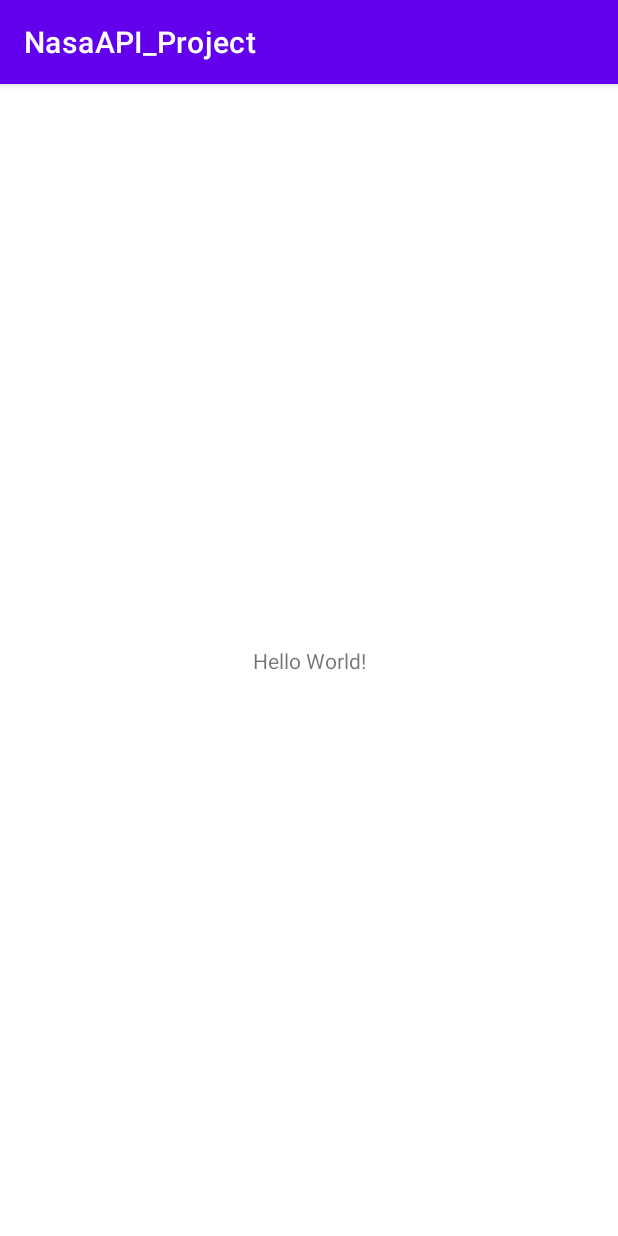
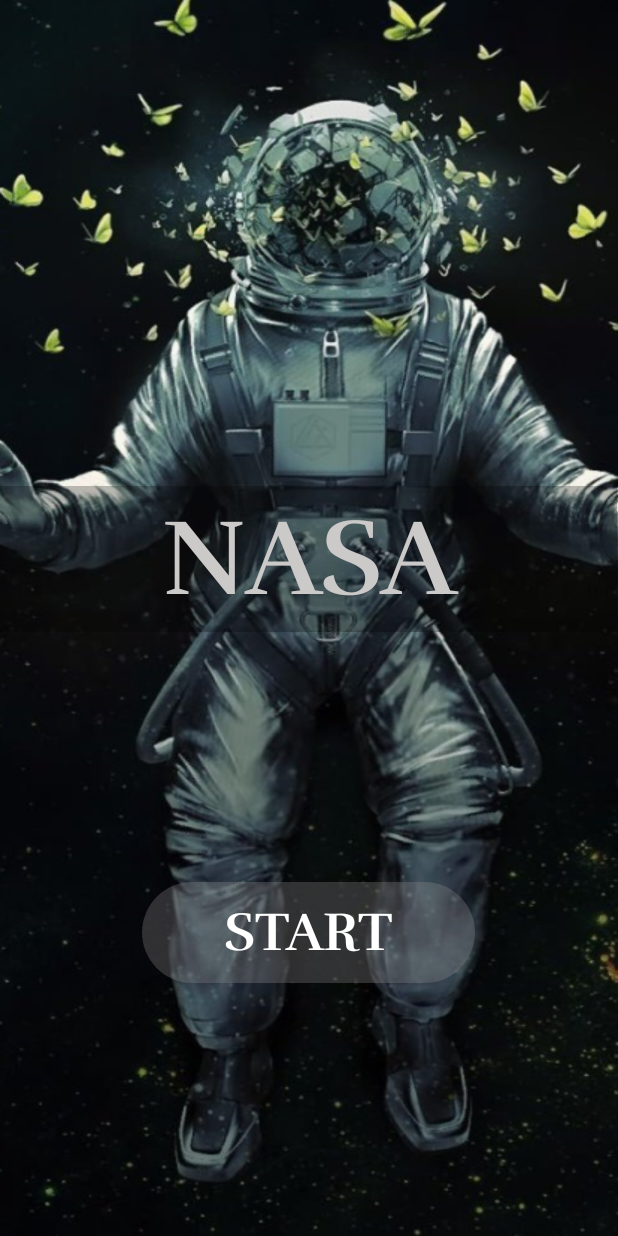
Before and after one commit to vreyes25/APIproject, an Android app: the screen it shows after launch (MainActivity), on a phone screen of 412 x 824 dp. Run offline under Robolectric (Android 15) with nearby library versions, the phone set to English and light mode, and no system bars.

Commit message:
Diseño pantalla principal

```diff
--- /dev/null
+++ b/app/src/main/res/drawable/btn_start.xml
@@ -0,0 +1,6 @@
+<?xml version="1.0" encoding="utf-8"?>
+<shape xmlns:android="http://schemas.android.com/apk/res/android"
+    android:shape="rectangle">
+    <corners android:radius="999dp" />
+    <solid android:color="#4B979191" />
+</shape>
--- /dev/null
+++ b/app/src/main/res/drawable/txt_nasa.xml
@@ -0,0 +1,5 @@
+<?xml version="1.0" encoding="utf-8"?>
+<shape xmlns:android="http://schemas.android.com/apk/res/android"
+    android:shape="rectangle">
+    <solid android:color="#40000000" />
+</shape>
--- a/app/src/main/res/layout/activity_main.xml
+++ b/app/src/main/res/layout/activity_main.xml
@@ -4,15 +4,38 @@
     xmlns:tools="http://schemas.android.com/tools"
     android:layout_width="match_parent"
     android:layout_height="match_parent"
-    tools:context=".MainActivity">
+    tools:context=".MainActivity"
+    android:background="@drawable/astronaut"
+    >
 
     <TextView
-        android:layout_width="wrap_content"
-        android:layout_height="wrap_content"
-        android:text="Hello World!"
-        app:layout_constraintBottom_toBottomOf="parent"
-        app:layout_constraintLeft_toLeftOf="parent"
-        app:layout_constraintRight_toRightOf="parent"
+        android:id="@+id/textView"
+        android:layout_width="222dp"
+        android:layout_height="67dp"
+        android:layout_marginTop="588dp"
+        android:background="@drawable/btn_start"
+        android:fontFamily="@font/rufina_bold"
+        android:gravity="center"
+        android:text="@string/start_button"
+        android:textColor="#FFFFFF"
+        android:textSize="36sp"
+        app:layout_constraintEnd_toEndOf="parent"
+        app:layout_constraintHorizontal_bias="0.497"
+        app:layout_constraintStart_toStartOf="parent"
+        app:layout_constraintTop_toTopOf="parent" />
+
+    <TextView
+        android:id="@+id/textView2"
+        android:layout_width="411dp"
+        android:layout_height="97dp"
+        android:layout_marginTop="324dp"
+        android:background="@drawable/txt_nasa"
+        android:fontFamily="@font/rufina_bold"
+        android:gravity="center"
+        android:text="@string/title"
+        android:textColor="#CCC9C9"
+        android:textSize="72sp"
+        app:layout_constraintStart_toStartOf="parent"
         app:layout_constraintTop_toTopOf="parent" />
 
 </androidx.constraintlayout.widget.ConstraintLayout>
--- a/app/src/main/res/values-night/themes.xml
+++ b/app/src/main/res/values-night/themes.xml
@@ -1,6 +1,6 @@
 <resources xmlns:tools="http://schemas.android.com/tools">
     <!-- Base application theme. -->
-    <style name="Theme.NasaAPI_Project" parent="Theme.MaterialComponents.DayNight.DarkActionBar">
+    <style name="Theme.NasaAPI_Project" parent="Theme.MaterialComponents.DayNight.NoActionBar">
         <!-- Primary brand color. -->
         <item name="colorPrimary">@color/purple_200</item>
         <item name="colorPrimaryVariant">@color/purple_700</item>
--- a/app/src/main/res/values/colors.xml
+++ b/app/src/main/res/values/colors.xml
@@ -2,8 +2,8 @@
 <resources>
     <color name="purple_200">#FFBB86FC</color>
     <color name="purple_500">#FF6200EE</color>
-    <color name="purple_700">#FF3700B3</color>
-    <color name="teal_200">#FF03DAC5</color>
+    <color name="purple_700">#000000</color>
+    <color name="teal_200">#000000</color>
     <color name="teal_700">#FF018786</color>
     <color name="black">#FF000000</color>
     <color name="white">#FFFFFFFF</color>
--- a/app/src/main/res/values/strings.xml
+++ b/app/src/main/res/values/strings.xml
@@ -1,3 +1,5 @@
 <resources>
     <string name="app_name">NasaAPI_Project</string>
+    <string name="start_button">START</string>
+    <string name="title">NASA</string>
 </resources>
--- a/app/src/main/res/values/themes.xml
+++ b/app/src/main/res/values/themes.xml
@@ -1,6 +1,6 @@
 <resources xmlns:tools="http://schemas.android.com/tools">
     <!-- Base application theme. -->
-    <style name="Theme.NasaAPI_Project" parent="Theme.MaterialComponents.DayNight.DarkActionBar">
+    <style name="Theme.NasaAPI_Project" parent="Theme.MaterialComponents.DayNight.NoActionBar">
         <!-- Primary brand color. -->
         <item name="colorPrimary">@color/purple_500</item>
         <item name="colorPrimaryVariant">@color/purple_700</item>
```
Also changed, not shown: app/src/main/res/drawable/astronaut.png (added), app/src/main/res/drawable/background_letters.png (added), app/src/main/res/font/rufina_bold.ttf (added), app/src/main/res/font/rufina_regular.ttf (added).
